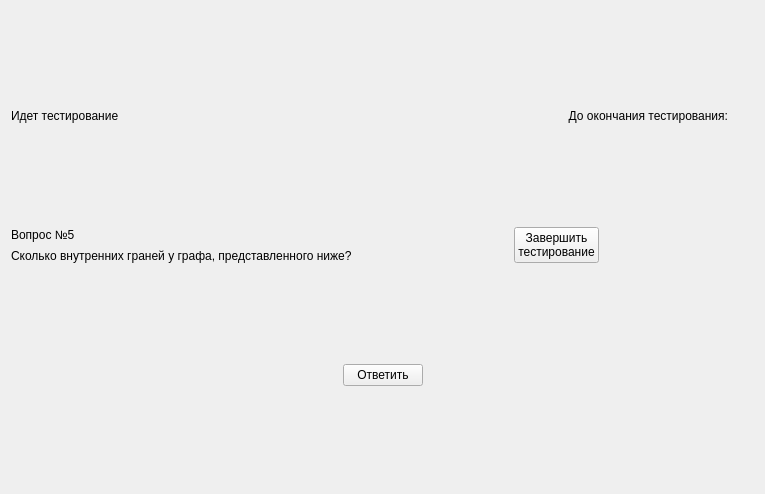
Before: the Qt Designer form client/gui/ui_test_page.ui in RozeQz/GraphEmbedding, drawn with Qt 5.
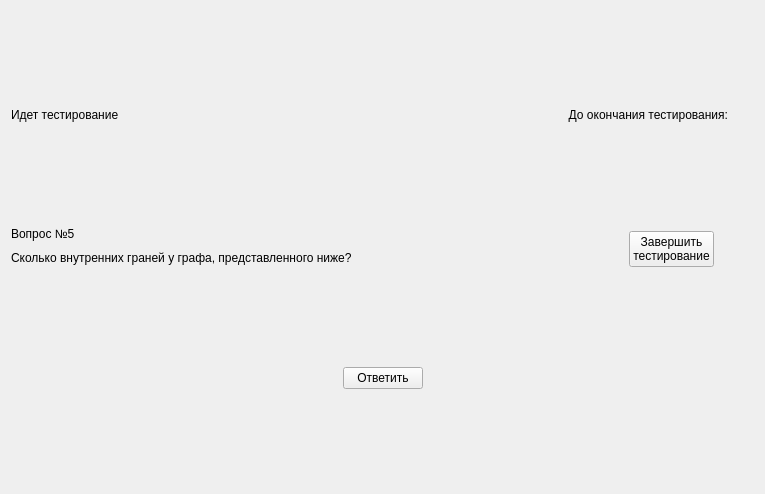
After: the same form once the commit is applied. Icons and pictures are not drawn.

Commit message: GUI: Add grid view of tasks

What changed in the file:
```diff
--- a/client/gui/ui_test_page.ui
+++ b/client/gui/ui_test_page.ui
@@ -64,8 +64,17 @@
     <layout class="QHBoxLayout" name="hbox_main">
      <item>
       <layout class="QVBoxLayout" name="vbox_task">
+       <property name="sizeConstraint">
+        <enum>QLayout::SetMinimumSize</enum>
+       </property>
        <item>
         <widget class="QLabel" name="lbl_num_question">
+         <property name="sizePolicy">
+          <sizepolicy hsizetype="Expanding" vsizetype="Preferred">
+           <horstretch>0</horstretch>
+           <verstretch>0</verstretch>
+          </sizepolicy>
+         </property>
          <property name="text">
           <string>Вопрос №5</string>
          </property>
@@ -73,6 +82,12 @@
        </item>
        <item>
         <widget class="QLabel" name="lbl_question">
+         <property name="sizePolicy">
+          <sizepolicy hsizetype="Expanding" vsizetype="Preferred">
+           <horstretch>0</horstretch>
+           <verstretch>0</verstretch>
+          </sizepolicy>
+         </property>
          <property name="text">
           <string>Сколько внутренних граней у графа, представленного ниже?</string>
          </property>
@@ -82,16 +97,44 @@
      </item>
      <item>
       <layout class="QVBoxLayout" name="vbox_movement">
+       <property name="sizeConstraint">
+        <enum>QLayout::SetFixedSize</enum>
+       </property>
        <item>
-        <layout class="QGridLayout" name="gridLayout"/>
+        <layout class="QGridLayout" name="gridLayout" rowminimumheight="0" columnminimumwidth="0">
+         <property name="sizeConstraint">
+          <enum>QLayout::SetFixedSize</enum>
+         </property>
+         <property name="leftMargin">
+          <number>3</number>
+         </property>
+         <property name="topMargin">
+          <number>3</number>
+         </property>
+         <property name="rightMargin">
+          <number>3</number>
+         </property>
+         <property name="bottomMargin">
+          <number>3</number>
+         </property>
+         <property name="spacing">
+          <number>0</number>
+         </property>
+        </layout>
        </item>
        <item>
         <layout class="QHBoxLayout" name="hbox_end_test">
+         <property name="sizeConstraint">
+          <enum>QLayout::SetFixedSize</enum>
+         </property>
          <item>
           <spacer name="horizontalSpacer_3">
            <property name="orientation">
             <enum>Qt::Horizontal</enum>
            </property>
+           <property name="sizeType">
+            <enum>QSizePolicy::Maximum</enum>
+           </property>
            <property name="sizeHint" stdset="0">
             <size>
              <width>40</width>
@@ -122,6 +165,9 @@
            <property name="orientation">
             <enum>Qt::Horizontal</enum>
            </property>
+           <property name="sizeType">
+            <enum>QSizePolicy::Maximum</enum>
+           </property>
            <property name="sizeHint" stdset="0">
             <size>
              <width>40</width>
```
Left out of the diff: 2 changed lines with no effect on the pictures. The commit also changes 8 other files.
